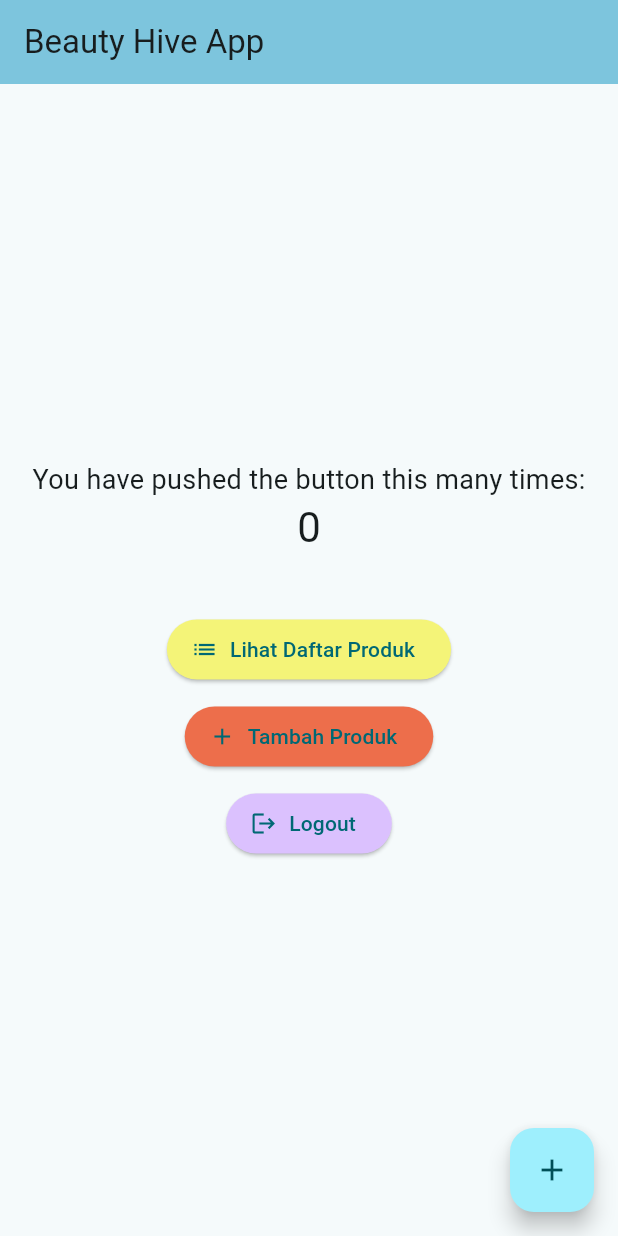
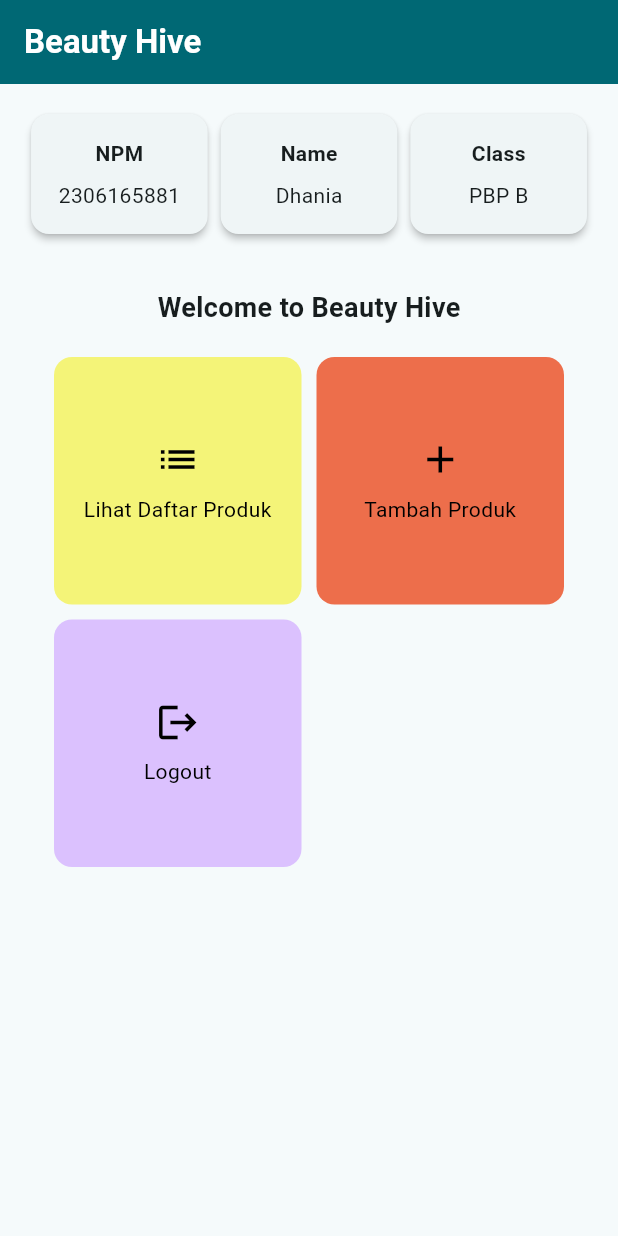
Before and after one commit to dhaniatiara/beauty-hive-mobile, a Flutter app: the screen it shows after launch, on a phone screen of 412 x 824 dp. Run offline on Flutter 3.47's test engine with Material 3 defaults, Android fonts, the phone set to English and light mode, and no system bars.

Commit message:
update menu dart code

```diff
--- a/lib/main.dart
+++ b/lib/main.dart
@@ -32,7 +32,7 @@
         colorScheme: ColorScheme.fromSeed(seedColor: Colors.white),
         useMaterial3: true,
       ),
-      home: const MyHomePage(title: 'Beauty Hive App'),
+      home: MyHomePage(),
     );
   }
 }
--- a/lib/menu.dart
+++ b/lib/menu.dart
@@ -1,101 +1,158 @@
 import 'package:flutter/material.dart';
 
-class MyHomePage extends StatefulWidget {
-  const MyHomePage({super.key, required this.title});
+class MyHomePage extends StatelessWidget {
+  final String npm = '2306165881'; // NPM
+  final String name = 'Dhania'; // Nama
+  final String className = 'PBP B'; // Kelas
 
-  final String title;
+  MyHomePage({super.key});
 
-  @override
-  State<MyHomePage> createState() => _MyHomePageState();
-}
-
-class _MyHomePageState extends State<MyHomePage> {
-  int _counter = 0;
-
-  void _incrementCounter() {
-    setState(() {
-      _counter++;
-    });
-  }
+  final List<ItemHomepage> items = [
+    ItemHomepage("Lihat Daftar Produk", Icons.list, const Color(0xFFF4F478)),
+    ItemHomepage("Tambah Produk", Icons.add, const Color(0xFFED6E4B)),
+    ItemHomepage("Logout", Icons.logout, const Color(0xFFDBC1FE)),
+  ];
 
   @override
   Widget build(BuildContext context) {
     return Scaffold(
       appBar: AppBar(
-        title: Text(widget.title),
-        backgroundColor: const Color.fromARGB(255, 125, 197, 221),
+        title: const Text(
+          'Beauty Hive',
+          style: TextStyle(
+            color: Colors.white,
+            fontWeight: FontWeight.bold,
+          ),
+        ),
+        backgroundColor: Theme.of(context).colorScheme.primary,
       ),
-      body: Center(
+      body: Padding(
+        padding: const EdgeInsets.all(16.0),
         child: Column(
-          mainAxisAlignment: MainAxisAlignment.center,
+          crossAxisAlignment: CrossAxisAlignment.center,
           children: [
-            const Text(
-              'You have pushed the button this many times:',
-              style: TextStyle(fontSize: 18),
+            // Row untuk menampilkan InfoCard
+            Row(
+              mainAxisAlignment: MainAxisAlignment.spaceEvenly,
+              children: [
+                InfoCard(title: 'NPM', content: npm),
+                InfoCard(title: 'Name', content: name),
+                InfoCard(title: 'Class', content: className),
+              ],
             ),
-            Text(
-              '$_counter',
-              style: Theme.of(context).textTheme.headlineMedium,
-            ),
-            const SizedBox(height: 40),
+            const SizedBox(height: 16.0),
 
-            // Tombol Lihat Daftar Produk
-            ElevatedButton.icon(
-              onPressed: () {
-                ScaffoldMessenger.of(context)
-                  ..hideCurrentSnackBar()
-                  ..showSnackBar(
-                    const SnackBar(content: Text("Kamu telah menekan tombol Lihat Daftar Produk")),
-                  );
-              },
-              icon: const Icon(Icons.list),
-              label: const Text('Lihat Daftar Produk'),
-              style: ElevatedButton.styleFrom(
-                backgroundColor: const Color(0xFFF4F478),
+            // Teks Sambutan
+            const Padding(
+              padding: EdgeInsets.only(top: 16.0),
+              child: Text(
+                'Welcome to Beauty Hive',
+                style: TextStyle(
+                  fontWeight: FontWeight.bold,
+                  fontSize: 18.0,
+                ),
               ),
             ),
-            const SizedBox(height: 10),
 
-            // Tombol Tambah Produk
-            ElevatedButton.icon(
-              onPressed: () {
-                ScaffoldMessenger.of(context)
-                  ..hideCurrentSnackBar()
-                  ..showSnackBar(
-                    const SnackBar(content: Text("Kamu telah menekan tombol Tambah Produk")),
-                  );
-              },
-              icon: const Icon(Icons.add),
-              label: const Text('Tambah Produk'),
-              style: ElevatedButton.styleFrom(
-                backgroundColor: const Color(0xFFED6E4B),
-              ),
-            ),
-            const SizedBox(height: 10),
-
-            // Tombol Logout
-            ElevatedButton.icon(
-              onPressed: () {
-                ScaffoldMessenger.of(context)
-                  ..hideCurrentSnackBar()
-                  ..showSnackBar(
-                    const SnackBar(content: Text("Kamu telah menekan tombol Logout")),
-                  );
-              },
-              icon: const Icon(Icons.logout),
-              label: const Text('Logout'),
-              style: ElevatedButton.styleFrom(
-                backgroundColor: const Color(0xFFDBC1FE),
+            // GridView untuk menampilkan tombol dalam bentuk grid
+            Expanded(
+              child: GridView.count(
+                primary: false,
+                padding: const EdgeInsets.all(20),
+                crossAxisSpacing: 10,
+                mainAxisSpacing: 10,
+                crossAxisCount: 2,
+                shrinkWrap: true,
+                children: items.map((item) {
+                  return ItemCard(item);
+                }).toList(),
               ),
             ),
           ],
         ),
       ),
-      floatingActionButton: FloatingActionButton(
-        onPressed: _incrementCounter,
-        tooltip: 'Increment',
-        child: const Icon(Icons.add),
+    );
+  }
+}
+
+class InfoCard extends StatelessWidget {
+  final String title;
+  final String content;
+
+  const InfoCard({super.key, required this.title, required this.content});
+
+  @override
+  Widget build(BuildContext context) {
+    return Card(
+      elevation: 2.0,
+      child: Container(
+        width: MediaQuery.of(context).size.width / 3.5,
+        padding: const EdgeInsets.all(16.0),
+        child: Column(
+          mainAxisSize: MainAxisSize.min,
+          children: [
+            Text(
+              title,
+              style: const TextStyle(fontWeight: FontWeight.bold),
+            ),
+            const SizedBox(height: 8.0),
+            Text(content),
+          ],
+        ),
       ),
     );
   }
 }
+
+class ItemHomepage {
+  final String name;
+  final IconData icon;
+  final Color color;
+
+  ItemHomepage(this.name, this.icon, this.color);
+}
+
+class ItemCard extends StatelessWidget {
+  final ItemHomepage item;
+
+  const ItemCard(this.item, {super.key});
+
+  @override
+  Widget build(BuildContext context) {
+    return Material(
+      color: item.color,
+      borderRadius: BorderRadius.circular(12),
+      child: InkWell(
+        borderRadius: BorderRadius.circular(12),
+        onTap: () {
+          ScaffoldMessenger.of(context)
+            ..hideCurrentSnackBar()
+            ..showSnackBar(
+              SnackBar(content: Text("Kamu telah menekan tombol ${item.name}!"))
+            );
+        },
+        child: Container(
+          padding: const EdgeInsets.all(8),
+          child: Center(
+            child: Column(
+              mainAxisAlignment: MainAxisAlignment.center,
+              children: [
+                Icon(
+                  item.icon,
+                  color: Colors.black, // Ubah warna ikon menjadi hitam
+                  size: 30.0,
+                ),
+                const SizedBox(height: 8),
+                Text(
+                  item.name,
+                  textAlign: TextAlign.center,
+                  style: const TextStyle(color: Colors.black), // Ubah warna teks menjadi hitam
+                ),
+              ],
+            ),
+          ),
+        ),
+      ),
+    );
+  }
+}
```
